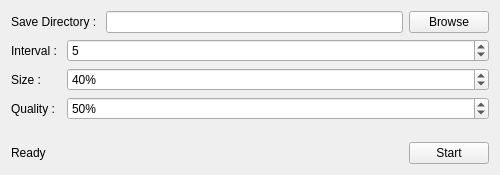
Before: the Qt Designer form mainwindow.ui in fffaraz/QtScreenCapture, drawn with Qt 5.
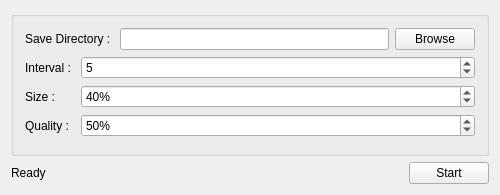
After: the same form once the commit is applied.

```diff
--- a/mainwindow.ui
+++ b/mainwindow.ui
@@ -7,19 +7,25 @@
     <x>0</x>
     <y>0</y>
     <width>500</width>
-    <height>175</height>
+    <height>195</height>
    </rect>
   </property>
   <property name="maximumSize">
    <size>
     <width>16777215</width>
-    <height>175</height>
+    <height>195</height>
    </size>
   </property>
   <property name="windowTitle">
    <string>Faraz Screen Capture</string>
   </property>
   <widget class="QWidget" name="centralWidget">
+   <layout class="QVBoxLayout" name="verticalLayout_2">
+    <item>
+     <widget class="QGroupBox" name="groupBox">
+      <property name="title">
+       <string/>
+      </property>
    <layout class="QVBoxLayout" name="verticalLayout">
     <item>
      <layout class="QHBoxLayout" name="horizontalLayout">
@@ -108,6 +114,9 @@
        </widget>
       </item>
      </layout>
+       </item>
+      </layout>
+     </widget>
     </item>
     <item>
      <layout class="QHBoxLayout" name="horizontalLayout_2">
```
Lines whose indentation alone changed are shown as unchanged.
